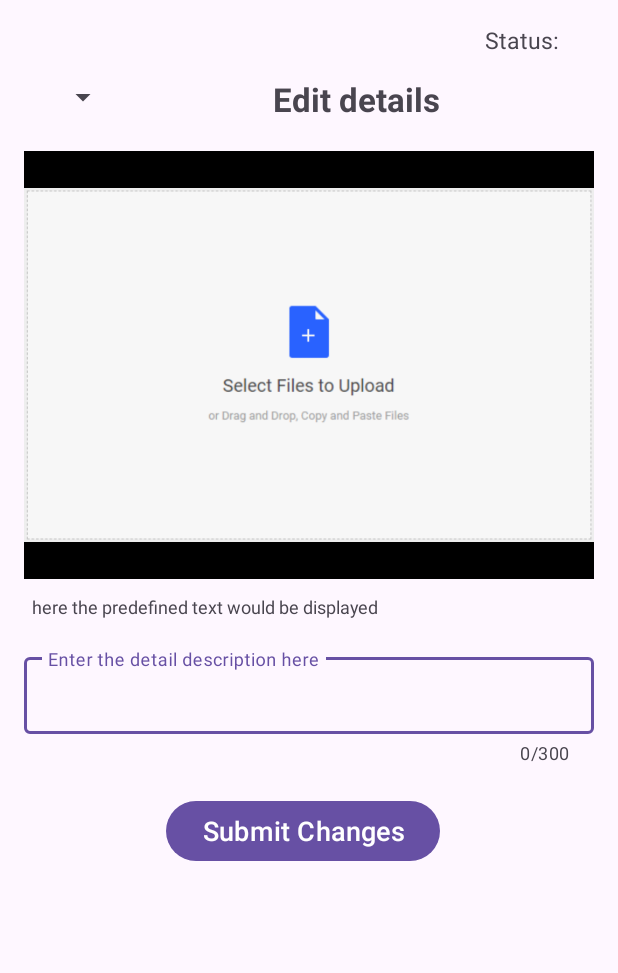
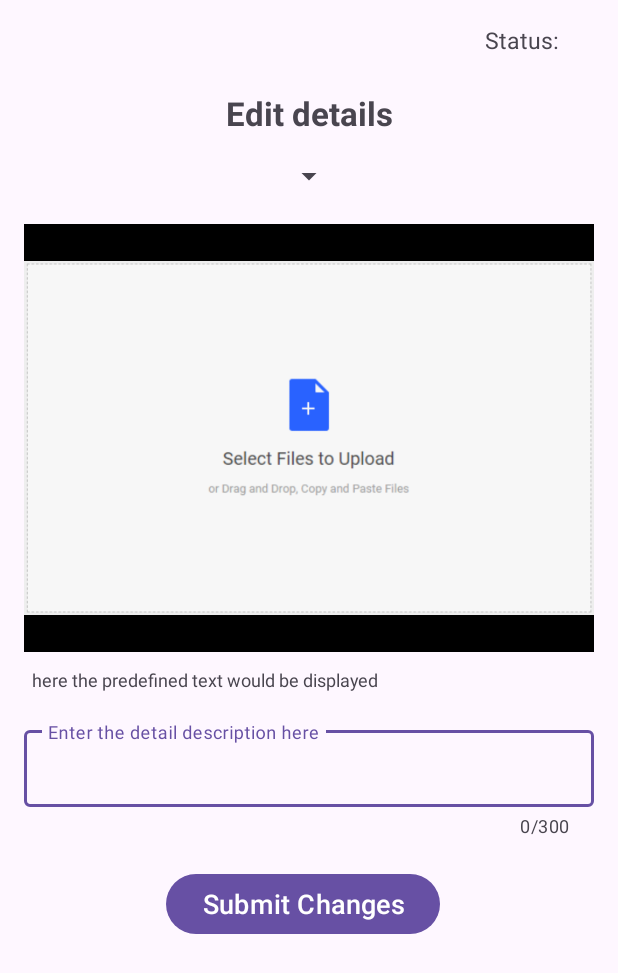
Before and after one commit to EmbeddedCreations/PWD-Kotlin, an Android app: the layout edit_upload_details.xml on its own in the app's theme, with its tools: preview values and no code run, on a phone screen of 412 x 824 dp. Shown: the top 973 px of the screen. Run offline under Robolectric (Android 15) with nearby library versions, the phone set to English and light mode, and no system bars.

Commit message:
#8 edit image functionaliyt implemented

```diff
--- a/app/src/main/java/com/example/pwd_app/viewModel/buildingDisplay/BuildingAdapter.kt
+++ b/app/src/main/java/com/example/pwd_app/viewModel/buildingDisplay/BuildingAdapter.kt
@@ -71,7 +71,13 @@ class BuildingAdapter(
         holder.editButton.setOnClickListener {
             val context = holder.itemView.context
             val i = Intent(context, EditScreen::class.java)
+            // Pass the image URL, description, and building name to the EditScreen
+            i.putExtra("image_url", currentItem.image_pdf)
+            i.putExtra("description", currentItem.Description)
+            i.putExtra("building_name", currentItem.image_name)
             context.startActivity(i)
         }
+
+
     }
 }
--- a/app/src/main/res/layout/edit_upload_details.xml
+++ b/app/src/main/res/layout/edit_upload_details.xml
@@ -1,6 +1,7 @@
 <?xml version="1.0" encoding="utf-8"?>
 <ScrollView xmlns:android="http://schemas.android.com/apk/res/android"
     xmlns:app="http://schemas.android.com/apk/res-auto"
+    xmlns:tools="http://schemas.android.com/tools"
     android:layout_width="match_parent"
     android:layout_height="match_parent"
     android:paddingStart="16dp"
@@ -40,18 +41,14 @@
             app:layout_constraintEnd_toStartOf="@+id/statusIcon"
             app:layout_constraintTop_toTopOf="parent" />
 
-        <!-- Spinner for selecting the school -->
-        <Spinner
-            android:id="@+id/spinnerBuilding"
+        <View
+            android:id="@+id/emptyView"
             android:layout_width="0dp"
-            android:layout_height="wrap_content"
-            android:layout_marginStart="15dp"
-            android:layout_marginTop="15dp"
-            android:textSize="22sp"
-            android:hint="@string/select_school"
-            app:layout_constraintStart_toStartOf="parent"
+            android:layout_height="0dp"
+            android:layout_marginTop="8dp"
             app:layout_constraintTop_toBottomOf="@+id/textViewLoggedIn"
-            app:layout_constraintVertical_chainStyle="packed" />
+            app:layout_constraintBottom_toTopOf="@+id/textViewSchoolTitle"
+            tools:ignore="MissingConstraints" />
 
         <TextView
             android:id="@+id/textViewSchoolTitle"
@@ -64,8 +61,21 @@
             android:textStyle="bold"
             app:flow_horizontalAlign="center"
             app:layout_constraintEnd_toEndOf="parent"
-            app:layout_constraintStart_toEndOf="@id/spinnerBuilding"
-            app:layout_constraintTop_toBottomOf="@id/statusIcon" />
+            app:layout_constraintStart_toStartOf="parent"
+            app:layout_constraintTop_toBottomOf="@id/emptyView" />
+
+        <!-- Spinner for selecting the school -->
+        <Spinner
+            android:id="@+id/spinnerBuilding"
+            android:layout_width="wrap_content"
+            android:layout_height="wrap_content"
+            android:layout_marginTop="15dp"
+            android:textSize="22sp"
+            android:hint="@string/select_school"
+            app:layout_constraintStart_toStartOf="parent"
+            app:layout_constraintEnd_toEndOf="parent"
+            app:layout_constraintTop_toBottomOf="@+id/textViewSchoolTitle" />
+
 
         <ImageView
             android:id="@+id/image_view"
@@ -78,7 +88,7 @@
             app:layout_constraintEnd_toEndOf="parent"
             app:layout_constraintHorizontal_bias="0.4"
             app:layout_constraintStart_toStartOf="parent"
-            app:layout_constraintTop_toBottomOf="@+id/textViewSchoolTitle"
+            app:layout_constraintTop_toBottomOf="@+id/spinnerBuilding"
             android:contentDescription="@string/upload_image" />
 
         <!-- Display the entered text -->
```
Also changed, not shown: app/src/main/java/com/example/pwd_app/viewModel/edit/EditScreen.kt (+19 -1 lines).
